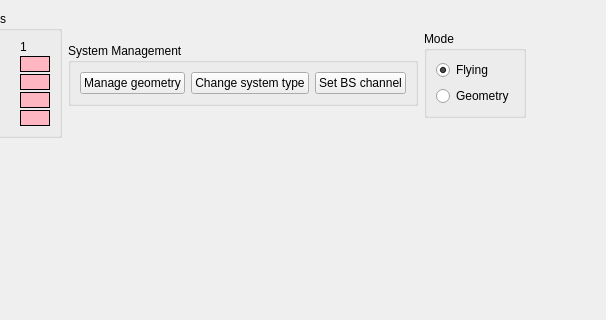
Before: the Qt Designer form src/cfclient/ui/tabs/lighthouse_tab.ui in bitcraze/crazyflie-clients-python, drawn with Qt 5; both pictures show x 419 to 1025 and y 0 to 320 of the 1302 by 742 pixel window.
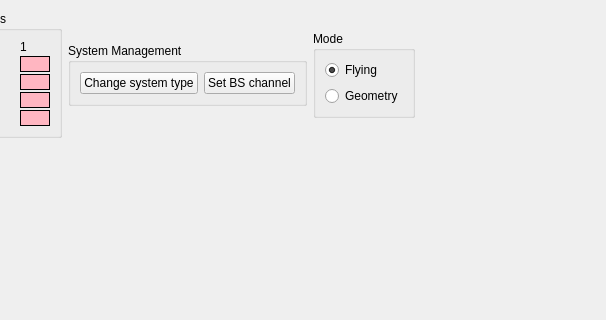
After: the same form once the commit is applied.

Commit message: Removed old geometry dialog

Diff of the .ui file:
```diff
--- a/src/cfclient/ui/tabs/lighthouse_tab.ui
+++ b/src/cfclient/ui/tabs/lighthouse_tab.ui
@@ -310,13 +310,6 @@
          <layout class="QVBoxLayout" name="verticalLayout_4" stretch="0">
           <item>
            <layout class="QHBoxLayout" name="horizontalLayout_6">
-            <item>
-             <widget class="QPushButton" name="_manage_estimate_geometry_button">
-              <property name="text">
-               <string>Manage geometry</string>
-              </property>
-             </widget>
-            </item>
             <item>
              <widget class="QPushButton" name="_change_system_type_button">
               <property name="text">
```
The commit also changes 3 other files.
